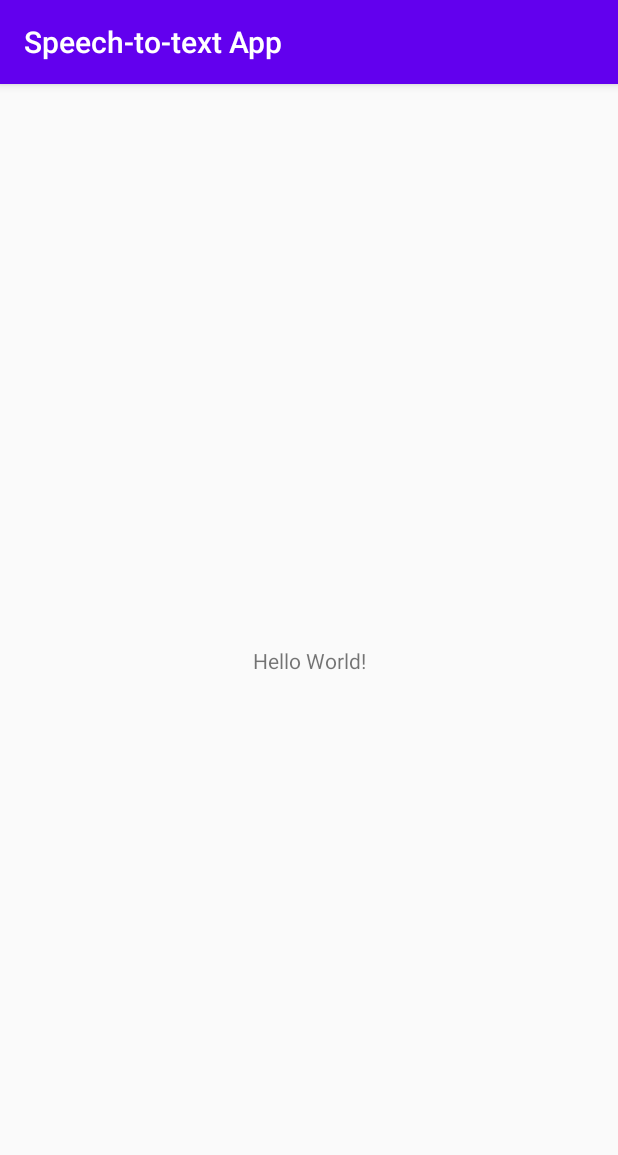
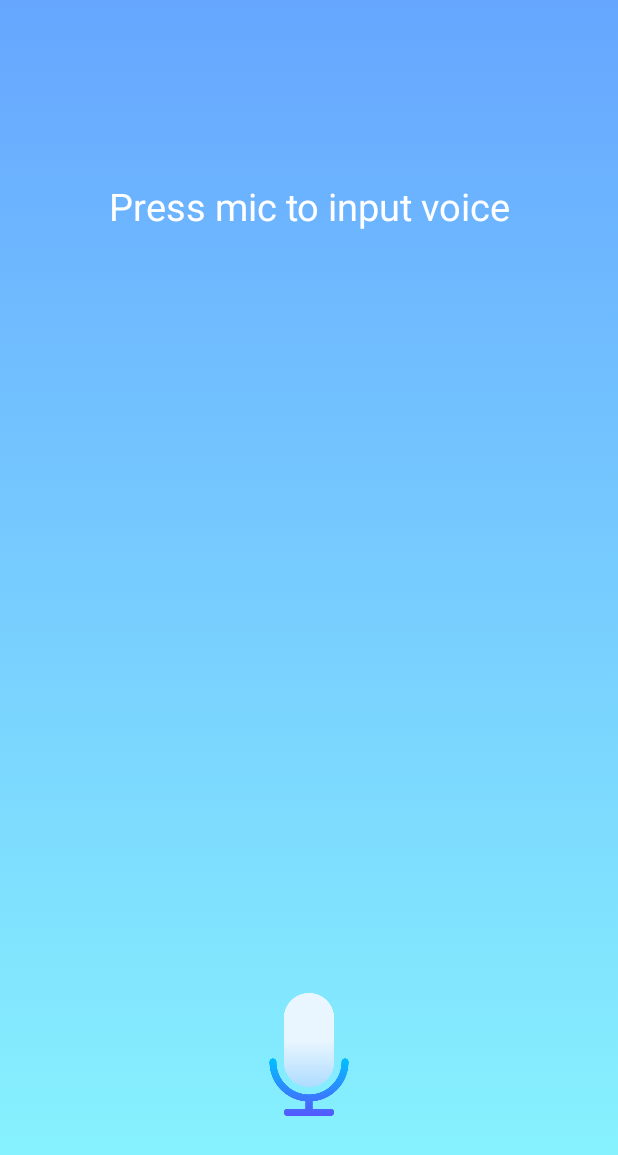
Before and after one commit to sudhanshrestha/Speech_to_text_App, an Android app: the screen it shows after launch (MainActivity), on a phone screen of 412 x 824 dp. Shown: the top 1155 px of the screen. Run offline under Robolectric (Android 15) with nearby library versions, the phone set to English and light mode, and no system bars.

Commit message:
met the requirement of the app

```diff
--- a/app/src/main/java/com/example/speech_to_textapp/MainActivity.java
+++ b/app/src/main/java/com/example/speech_to_textapp/MainActivity.java
@@ -1,14 +1,76 @@
 package com.example.speech_to_textapp;
 
+import androidx.annotation.Nullable;
 import androidx.appcompat.app.AppCompatActivity;
 
+import android.content.Intent;
 import android.os.Bundle;
+import android.speech.RecognizerIntent;
+import android.view.View;
+import android.widget.ImageButton;
+import android.widget.TextView;
+import android.widget.Toast;
+
+import java.util.ArrayList;
+import java.util.Locale;
 
 public class MainActivity extends AppCompatActivity {
-
+    private static final int REQUEST_CODE_SPEECH_INPUT = 1000;
+    TextView mtxtResult;
+     ImageButton mvoiceBtn;
     @Override
     protected void onCreate(Bundle savedInstanceState) {
         super.onCreate(savedInstanceState);
         setContentView(R.layout.activity_main);
+
+        mtxtResult = findViewById(R.id.txtResult);
+        mvoiceBtn = findViewById(R.id.voiceBtn);
+
+        //button on-click action
+        mvoiceBtn.setOnClickListener(new View.OnClickListener() {
+            @Override
+            public void onClick(View view) {
+                speak();
+            }
+        });
+    }
+
+private void speak(){
+        //defining intents
+    Intent intent = new Intent(RecognizerIntent.ACTION_RECOGNIZE_SPEECH);
+    intent.putExtra(RecognizerIntent.EXTRA_LANGUAGE_MODEL,
+            RecognizerIntent.LANGUAGE_MODEL_FREE_FORM);
+    intent.putExtra(RecognizerIntent.EXTRA_LANGUAGE, Locale.getDefault());
+    intent.putExtra(RecognizerIntent.EXTRA_PROMPT,"Speak something");
+
+    //starting the intent
+    try {
+        startActivityForResult(intent,REQUEST_CODE_SPEECH_INPUT);
+    }
+    catch (Exception e){
+        //if error found displays shows the error message
+        Toast.makeText(this,""+e.getMessage(), Toast.LENGTH_SHORT).show();
+    }
+
+    }
+
+    //receiving the voice input
+
+
+    @Override
+    protected void onActivityResult(int requestCode, int resultCode, @Nullable Intent data) {
+        super.onActivityResult(requestCode, resultCode, data);
+
+        switch (requestCode){
+            case REQUEST_CODE_SPEECH_INPUT:{
+                if (resultCode == RESULT_OK && null!=data){
+                    //getting the text array from voice intent
+                    ArrayList<String> result = data.getStringArrayListExtra(RecognizerIntent.EXTRA_RESULTS);
+                    //setting the text view
+                    mtxtResult.setText(result.get(0));
+                }
+                break;
+            }
+        }
     }
 }
--- /dev/null
+++ b/app/src/main/res/drawable/gradient_background.xml
@@ -0,0 +1,12 @@
+<?xml version="1.0" encoding="utf-8"?>
+<selector xmlns:android="http://schemas.android.com/apk/res/android">
+    <item>
+        <shape>
+            <gradient
+                android:angle="90"
+                android:startColor="#89f7fe"
+                android:endColor="#66a6ff"
+                android:type="linear"/>
+        </shape>
+    </item>
+</selector>
--- a/app/src/main/res/layout/activity_main.xml
+++ b/app/src/main/res/layout/activity_main.xml
@@ -1,18 +1,40 @@
 <?xml version="1.0" encoding="utf-8"?>
-<androidx.constraintlayout.widget.ConstraintLayout xmlns:android="http://schemas.android.com/apk/res/android"
+<RelativeLayout
+    xmlns:android="http://schemas.android.com/apk/res/android"
     xmlns:app="http://schemas.android.com/apk/res-auto"
     xmlns:tools="http://schemas.android.com/tools"
     android:layout_width="match_parent"
     android:layout_height="match_parent"
-    tools:context=".MainActivity">
+    tools:context=".MainActivity"
+    android:padding="20dp"
+    android:background="@drawable/gradient_background">
+
+
+    <ImageButton
+        android:id="@+id/voiceBtn"
+        android:layout_width="92dp"
+        android:layout_height="82dp"
+        android:layout_alignParentBottom="true"
+        android:layout_centerHorizontal="true"
+        android:layout_marginBottom="60dp"
+        android:background="@null"
+        android:scaleType="fitCenter"
+        android:src="@drawable/mic" />
 
     <TextView
-        android:layout_width="wrap_content"
+        android:id="@+id/txtResult"
+        android:layout_width="match_parent"
         android:layout_height="wrap_content"
-        android:text="Hello World!"
-        app:layout_constraintBottom_toBottomOf="parent"
-        app:layout_constraintLeft_toLeftOf="parent"
-        app:layout_constraintRight_toRightOf="parent"
-        app:layout_constraintTop_toTopOf="parent" />
+        android:layout_centerHorizontal="true"
+        android:layout_alignParentTop="true"
+        android:layout_marginTop="100dp"
+        android:text="Press mic to input voice"
+        android:textColor="#FFFFFF"
+        android:textSize="25sp"
+        android:gravity="center"
+        app:layout_constraintEnd_toEndOf="parent"
+        app:layout_constraintStart_toStartOf="parent"
 
-</androidx.constraintlayout.widget.ConstraintLayout>
+         />
+
+</RelativeLayout>
--- a/app/src/main/res/values/styles.xml
+++ b/app/src/main/res/values/styles.xml
@@ -1,6 +1,6 @@
 <resources>
     <!-- Base application theme. -->
-    <style name="AppTheme" parent="Theme.AppCompat.Light.DarkActionBar">
+    <style name="AppTheme" parent="Theme.AppCompat.Light.NoActionBar">
         <!-- Customize your theme here. -->
         <item name="colorPrimary">@color/colorPrimary</item>
         <item name="colorPrimaryDark">@color/colorPrimaryDark</item>
```
Also changed, not shown: app/src/main/res/drawable/mic.png (added), 1 other file.
